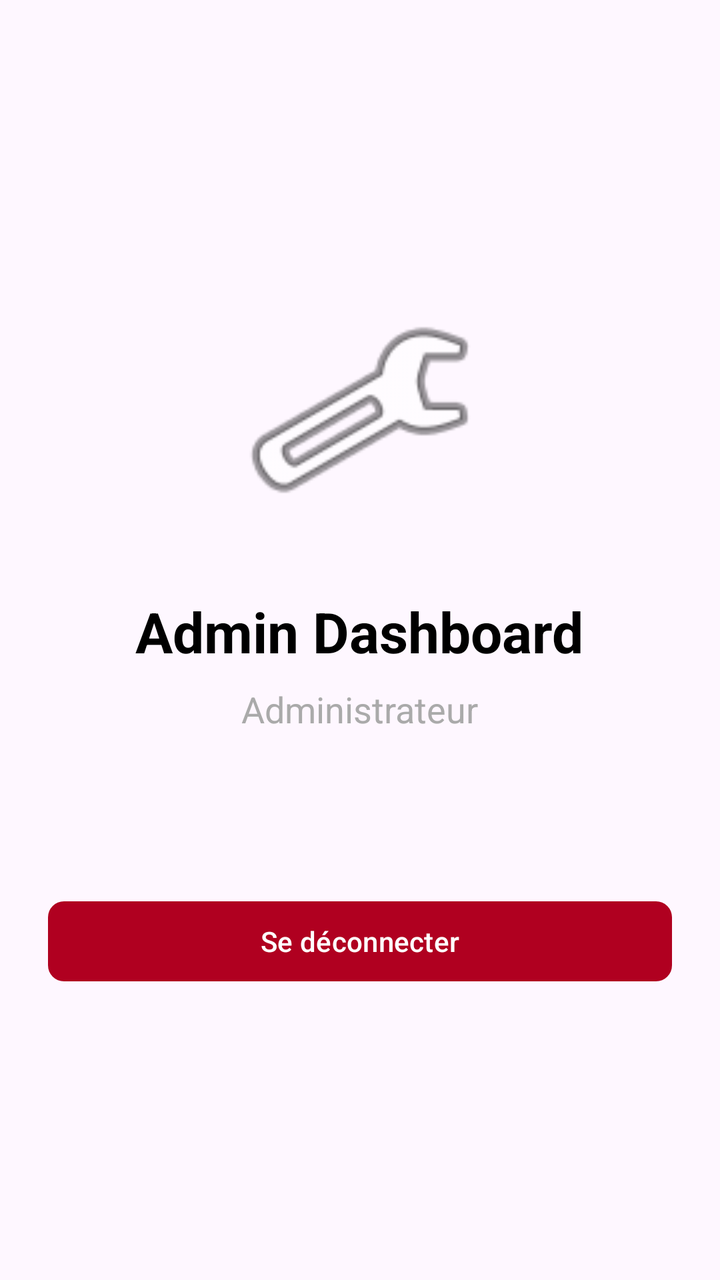
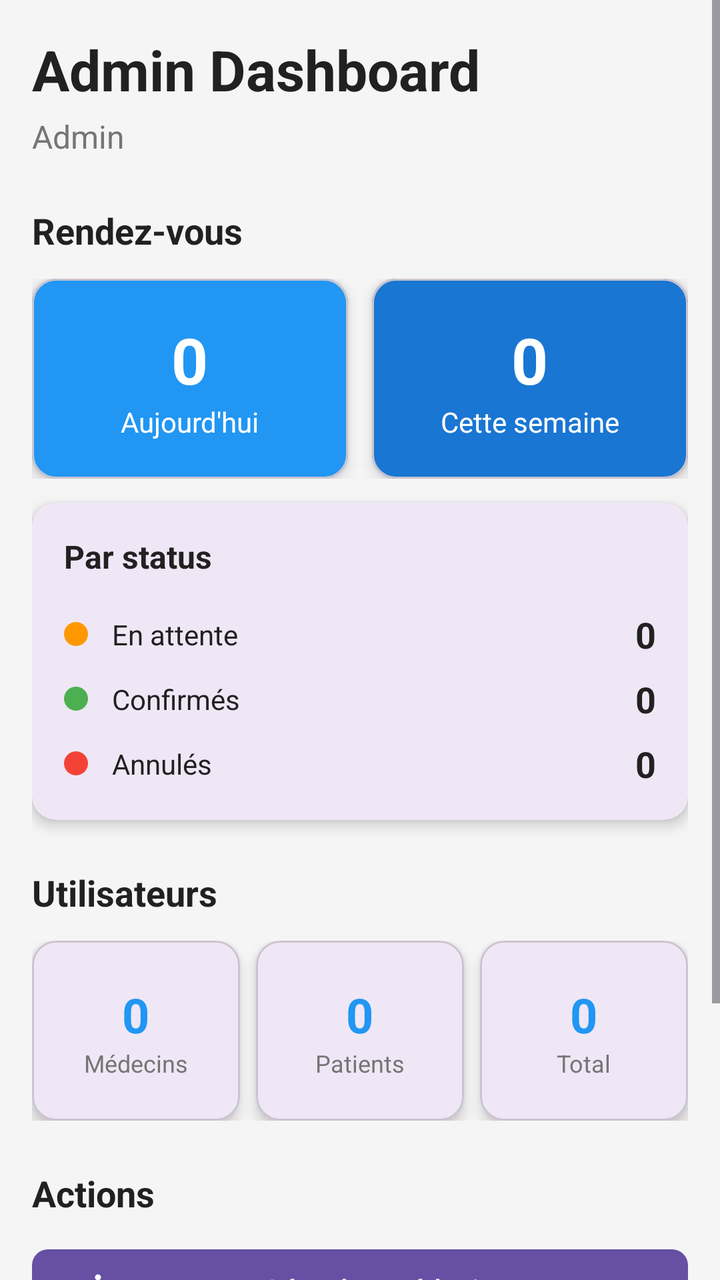

The first picture is an Android layout as it rendered before a commit; the second is the same layout after the commit. The layout source and the unified diff follow.
<!-- AndroidManifest.xml: application theme Theme.CabinetMedical -->
<!-- res/layout/activity_dashboard_admin.xml -->
<?xml version="1.0" encoding="utf-8"?>
<LinearLayout xmlns:android="http://schemas.android.com/apk/res/android"
    xmlns:app="http://schemas.android.com/apk/res-auto"
    android:layout_width="match_parent"
    android:layout_height="match_parent"
    android:orientation="vertical"
    android:padding="24dp"
    android:gravity="center">

    
    <ImageView
        android:layout_width="120dp"
        android:layout_height="120dp"
        android:src="@android:drawable/ic_menu_manage"
        android:layout_marginBottom="32dp"
        android:contentDescription="Admin icon" />

    
    <TextView
        android:id="@+id/welcome_message"
        android:layout_width="wrap_content"
        android:layout_height="wrap_content"
        android:text="Admin Dashboard"
        android:textSize="28sp"
        android:textStyle="bold"
        android:textColor="@color/black"
        android:layout_marginBottom="8dp"
        android:gravity="center" />

    
    <TextView
        android:id="@+id/admin_name"
        android:layout_width="wrap_content"
        android:layout_height="wrap_content"
        android:text="Administrateur"
        android:textSize="18sp"
        android:textColor="@android:color/darker_gray"
        android:layout_marginBottom="48dp" />

    
    

    
    <com.google.android.material.button.MaterialButton
        android:id="@+id/logout_button"
        android:layout_width="match_parent"
        android:layout_height="wrap_content"
        android:text="Se déconnecter"
        android:textColor="@color/white"
        app:backgroundTint="@color/design_default_color_error"
        app:cornerRadius="8dp"
        android:layout_marginTop="32dp" />

</LinearLayout>
<!-- resources referenced by this layout -->
<resources>
  <color name="black">#FF000000</color>
  <color name="white">#FFFFFFFF</color>
  <style name="Theme.CabinetMedical" parent="Base.Theme.CabinetMedical" />
  <style name="Base.Theme.CabinetMedical" parent="Theme.Material3.DayNight.NoActionBar">
          
          
      </style>
</resources>

<!-- the commit's change to res/layout/activity_dashboard_admin.xml (unified diff, before → after) -->
@@ -1,54 +1,433 @@
 <?xml version="1.0" encoding="utf-8"?>
-<LinearLayout xmlns:android="http://schemas.android.com/apk/res/android"
+<ScrollView xmlns:android="http://schemas.android.com/apk/res/android"
     xmlns:app="http://schemas.android.com/apk/res-auto"
     android:layout_width="match_parent"
     android:layout_height="match_parent"
-    android:orientation="vertical"
-    android:padding="24dp"
-    android:gravity="center">
-
-    
-    <ImageView
-        android:layout_width="120dp"
-        android:layout_height="120dp"
-        android:src="@android:drawable/ic_menu_manage"
-        android:layout_marginBottom="32dp"
-        android:contentDescription="Admin icon" />
-
-    
-    <TextView
-        android:id="@+id/welcome_message"
-        android:layout_width="wrap_content"
-        android:layout_height="wrap_content"
-        android:text="Admin Dashboard"
-        android:textSize="28sp"
-        android:textStyle="bold"
-        android:textColor="@color/black"
-        android:layout_marginBottom="8dp"
-        android:gravity="center" />
-
-    
-    <TextView
-        android:id="@+id/admin_name"
-        android:layout_width="wrap_content"
-        android:layout_height="wrap_content"
-        android:text="Administrateur"
-        android:textSize="18sp"
-        android:textColor="@android:color/darker_gray"
-        android:layout_marginBottom="48dp" />
-
-    
-    
-
-    
-    <com.google.android.material.button.MaterialButton
-        android:id="@+id/logout_button"
+    android:background="#F5F5F5"
+    android:fillViewport="true">
+
+    <LinearLayout
         android:layout_width="match_parent"
         android:layout_height="wrap_content"
-        android:text="Se déconnecter"
-        android:textColor="@color/white"
-        app:backgroundTint="@color/design_default_color_error"
-        app:cornerRadius="8dp"
-        android:layout_marginTop="32dp" />
-
-</LinearLayout>
+        android:orientation="vertical"
+        android:padding="16dp">
+
+        
+        <TextView
+            android:id="@+id/welcome_message"
+            android:layout_width="wrap_content"
+            android:layout_height="wrap_content"
+            android:text="Admin Dashboard"
+            android:textSize="28sp"
+            android:textStyle="bold"
+            android:textColor="@color/text_primary"
+            android:layout_marginBottom="4dp" />
+
+        <TextView
+            android:id="@+id/admin_name"
+            android:layout_width="wrap_content"
+            android:layout_height="wrap_content"
+            android:text="Admin"
+            android:textSize="16sp"
+            android:textColor="@color/text_secondary"
+            android:layout_marginBottom="24dp" />
+
+        
+        <ProgressBar
+            android:id="@+id/progress_bar"
+            android:layout_width="wrap_content"
+            android:layout_height="wrap_content"
+            android:layout_gravity="center"
+            android:visibility="gone"
+            android:layout_margin="32dp" />
+
+        
+        <TextView
+            android:id="@+id/error_message"
+            android:layout_width="match_parent"
+            android:layout_height="wrap_content"
+            android:visibility="gone"
+            android:text="Erreur"
+            android:textColor="@color/error"
+            android:textSize="14sp"
+            android:padding="12dp"
+            android:background="@drawable/error_background"
+            android:layout_marginBottom="16dp" />
+
+        
+        <TextView
+            android:layout_width="wrap_content"
+            android:layout_height="wrap_content"
+            android:text="Rendez-vous"
+            android:textSize="18sp"
+            android:textStyle="bold"
+            android:textColor="@color/text_primary"
+            android:layout_marginBottom="12dp" />
+
+        
+        <LinearLayout
+            android:layout_width="match_parent"
+            android:layout_height="wrap_content"
+            android:orientation="horizontal"
+            android:layout_marginBottom="12dp">
+
+            
+            <com.google.android.material.card.MaterialCardView
+                android:layout_width="0dp"
+                android:layout_height="100dp"
+                android:layout_weight="1"
+                android:layout_marginEnd="6dp"
+                app:cardCornerRadius="12dp"
+                app:cardElevation="4dp"
+                app:cardBackgroundColor="#2196F3">
+
+                <LinearLayout
+                    android:layout_width="match_parent"
+                    android:layout_height="match_parent"
+                    android:orientation="vertical"
+                    android:padding="16dp"
+                    android:gravity="center">
+
+                    <TextView
+                        android:id="@+id/rdv_today_text"
+                        android:layout_width="wrap_content"
+                        android:layout_height="wrap_content"
+                        android:text="0"
+                        android:textSize="32sp"
+                        android:textStyle="bold"
+                        android:textColor="@color/white" />
+
+                    <TextView
+                        android:layout_width="wrap_content"
+                        android:layout_height="wrap_content"
+                        android:text="Aujourd'hui"
+                        android:textSize="14sp"
+                        android:textColor="@color/white" />
+                </LinearLayout>
+            </com.google.android.material.card.MaterialCardView>
+
+            
+            <com.google.android.material.card.MaterialCardView
+                android:layout_width="0dp"
+                android:layout_height="100dp"
+                android:layout_weight="1"
+                android:layout_marginStart="6dp"
+                app:cardCornerRadius="12dp"
+                app:cardElevation="4dp"
+                app:cardBackgroundColor="#1976D2">
+
+                <LinearLayout
+                    android:layout_width="match_parent"
+                    android:layout_height="match_parent"
+                    android:orientation="vertical"
+                    android:padding="16dp"
+                    android:gravity="center">
+
+                    <TextView
+                        android:id="@+id/rdv_week_text"
+                        android:layout_width="wrap_content"
+                        android:layout_height="wrap_content"
+                        android:text="0"
+                        android:textSize="32sp"
+                        android:textStyle="bold"
+                        android:textColor="@color/white" />
+
+                    <TextView
+                        android:layout_width="wrap_content"
+                        android:layout_height="wrap_content"
+                        android:text="Cette semaine"
+                        android:textSize="14sp"
+                        android:textColor="@color/white" />
+                </LinearLayout>
+            </com.google.android.material.card.MaterialCardView>
+        </LinearLayout>
+
+        
+        <com.google.android.material.card.MaterialCardView
+            android:layout_width="match_parent"
+            android:layout_height="wrap_content"
+            android:layout_marginBottom="24dp"
+            app:cardCornerRadius="12dp"
+            app:cardElevation="4dp"
+            app:strokeWidth="0dp">
+
+            <LinearLayout
+                android:layout_width="match_parent"
+                android:layout_height="wrap_content"
+                android:orientation="vertical"
+                android:padding="16dp">
+
+                <TextView
+                    android:layout_width="wrap_content"
+                    android:layout_height="wrap_content"
+                    android:text="Par status"
+                    android:textSize="16sp"
+                    android:textStyle="bold"
+                    android:textColor="@color/text_primary"
+                    android:layout_marginBottom="16dp" />
+
+                
+                <LinearLayout
+                    android:layout_width="match_parent"
+                    android:layout_height="wrap_content"
+                    android:orientation="horizontal"
+                    android:gravity="center_vertical"
+                    android:layout_marginBottom="8dp">
+
+                    <View
+                        android:layout_width="12dp"
+                        android:layout_height="12dp"
+                        android:background="@drawable/status_badge_background"
+                        android:backgroundTint="@color/status_pending"
+                        android:layout_marginEnd="12dp" />
+
+                    <TextView
+                        android:layout_width="0dp"
+                        android:layout_height="wrap_content"
+                        android:layout_weight="1"
+                        android:text="En attente"
+                        android:textSize="14sp"
+                        android:textColor="@color/text_primary" />
+
+                    <TextView
+                        android:id="@+id/rdv_pending_text"
+                        android:layout_width="wrap_content"
+                        android:layout_height="wrap_content"
+                        android:text="0"
+                        android:textSize="18sp"
+                        android:textStyle="bold"
+                        android:textColor="@color/text_primary" />
+                </LinearLayout>
+
+                
+                <LinearLayout
+                    android:layout_width="match_parent"
+                    android:layout_height="wrap_content"
+                    android:orientation="horizontal"
+                    android:gravity="center_vertical"
+                    android:layout_marginBottom="8dp">
+
+                    <View
+                        android:layout_width="12dp"
+                        android:layout_height="12dp"
+                        android:background="@drawable/status_badge_background"
+                        android:backgroundTint="@color/status_confirmed"
+                        android:layout_marginEnd="12dp" />
+
+                    <TextView
+                        android:layout_width="0dp"
+                        android:layout_height="wrap_content"
+                        android:layout_weight="1"
+                        android:text="Confirmés"
+                        android:textSize="14sp"
+                        android:textColor="@color/text_primary" />
+
+                    <TextView
+                        android:id="@+id/rdv_confirmed_text"
+                        android:layout_width="wrap_content"
+                        android:layout_height="wrap_content"
+                        android:text="0"
+                        android:textSize="18sp"
+                        android:textStyle="bold"
+                        android:textColor="@color/text_primary" />
+                </LinearLayout>
+
+                
+                <LinearLayout
+                    android:layout_width="match_parent"
+                    android:layout_height="wrap_content"
+                    android:orientation="horizontal"
+                    android:gravity="center_vertical">
+
+                    <View
+                        android:layout_width="12dp"
+                        android:layout_height="12dp"
+                        android:background="@drawable/status_badge_background"
+                        android:backgroundTint="@color/status_cancelled"
+                        android:layout_marginEnd="12dp" />
+
+                    <TextView
+                        android:layout_width="0dp"
+                        android:layout_height="wrap_content"
+                        android:layout_weight="1"
+                        android:text="Annulés"
+                        android:textSize="14sp"
+                        android:textColor="@color/text_primary" />
+
+                    <TextView
+                        android:id="@+id/rdv_cancelled_text"
+                        android:layout_width="wrap_content"
+                        android:layout_height="wrap_content"
+                        android:text="0"
+                        android:textSize="18sp"
+                        android:textStyle="bold"
+                        android:textColor="@color/text_primary" />
+                </LinearLayout>
+            </LinearLayout>
+        </com.google.android.material.card.MaterialCardView>
+
+        
+        <TextView
+            android:layout_width="wrap_content"
+            android:layout_height="wrap_content"
+            android:text="Utilisateurs"
+            android:textSize="18sp"
+            android:textStyle="bold"
+            android:textColor="@color/text_primary"
+            android:layout_marginBottom="12dp" />
+
+        
+        <LinearLayout
+            android:layout_width="match_parent"
+            android:layout_height="wrap_content"
+            android:orientation="horizontal"
+            android:layout_marginBottom="24dp">
+
+            
+            <com.google.android.material.card.MaterialCardView
+                android:layout_width="0dp"
+                android:layout_height="90dp"
+                android:layout_weight="1"
+                android:layout_marginEnd="4dp"
+                app:cardCornerRadius="12dp"
+                app:cardElevation="4dp">
+
+                <LinearLayout
+                    android:layout_width="match_parent"
+                    android:layout_height="match_parent"
+                    android:orientation="vertical"
+                    android:padding="12dp"
+                    android:gravity="center">
+
+                    <TextView
+                        android:id="@+id/doctors_count_text"
+                        android:layout_width="wrap_content"
+                        android:layout_height="wrap_content"
+                        android:text="0"
+                        android:textSize="24sp"
+                        android:textStyle="bold"
+                        android:textColor="@color/primary" />
+
+                    <TextView
+                        android:layout_width="wrap_content"
+                        android:layout_height="wrap_content"
+                        android:text="Médecins"
+                        android:textSize="12sp"
+                        android:textColor="@color/text_secondary" />
+                </LinearLayout>
+            </com.google.android.material.card.MaterialCardView>
+
+            
+            <com.google.android.material.card.MaterialCardView
+                android:layout_width="0dp"
+                android:layout_height="90dp"
+                android:layout_weight="1"
+                android:layout_marginStart="4dp"
+                android:layout_marginEnd="4dp"
+                app:cardCornerRadius="12dp"
+                app:cardElevation="4dp">
+
+                <LinearLayout
+                    android:layout_width="match_parent"
+                    android:layout_height="match_parent"
+                    android:orientation="vertical"
+                    android:padding="12dp"
+                    android:gravity="center">
+
+                    <TextView
+                        android:id="@+id/patients_count_text"
+                        android:layout_width="wrap_content"
+                        android:layout_height="wrap_content"
+                        android:text="0"
+                        android:textSize="24sp"
+                        android:textStyle="bold"
+                        android:textColor="@color/primary" />
+
+                    <TextView
+                        android:layout_width="wrap_content"
+                        android:layout_height="wrap_content"
+                        android:text="Patients"
+                        android:textSize="12sp"
+                        android:textColor="@color/text_secondary" />
+                </LinearLayout>
+            </com.google.android.material.card.MaterialCardView>
+
+            
+            <com.google.android.material.card.MaterialCardView
+                android:layout_width="0dp"
+                android:layout_height="90dp"
+                android:layout_weight="1"
+                android:layout_marginStart="4dp"
+                app:cardCornerRadius="12dp"
+                app:cardElevation="4dp">
+
+                <LinearLayout
+                    android:layout_width="match_parent"
+                    android:layout_height="match_parent"
+                    android:orientation="vertical"
+                    android:padding="12dp"
+                    android:gravity="center">
+
+                    <TextView
+                        android:id="@+id/users_count_text"
+                        android:layout_width="wrap_content"
+                        android:layout_height="wrap_content"
+                        android:text="0"
+                        android:textSize="24sp"
+                        android:textStyle="bold"
+                        android:textColor="@color/primary" />
+
+                    <TextView
+                        android:layout_width="wrap_content"
+                        android:layout_height="wrap_content"
+                        android:text="Total"
+                        android:textSize="12sp"
+                        android:textColor="@color/text_secondary" />
+                </LinearLayout>
+            </com.google.android.material.card.MaterialCardView>
+        </LinearLayout>
+
+        
+        <TextView
+            android:layout_width="wrap_content"
+            android:layout_height="wrap_content"
+            android:text="Actions"
+            android:textSize="18sp"
+            android:textStyle="bold"
+            android:textColor="@color/text_primary"
+            android:layout_marginBottom="12dp" />
+
+        
+        <com.google.android.material.button.MaterialButton
+            android:id="@+id/button_manage_doctors"
+            android:layout_width="match_parent"
+            android:layout_height="wrap_content"
+            android:text="Gérer les médecins"
+            android:textColor="@color/white"
+            app:icon="@drawable/ic_doctor"
+            app:cornerRadius="8dp"
+            android:layout_marginBottom="12dp" />
+
+        
+        <com.google.android.material.button.MaterialButton
+            android:id="@+id/button_manage_appointments"
+            android:layout_width="match_parent"
+            android:layout_height="wrap_content"
+            android:text="Voir tous les rendez-vous"
+            android:textColor="@color/white"
+            app:icon="@drawable/ic_calendar"
+            app:cornerRadius="8dp"
+            android:layout_marginBottom="24dp" />
+
+        
+        <com.google.android.material.button.MaterialButton
+            android:id="@+id/logout_button"
+            android:layout_width="match_parent"
+            android:layout_height="wrap_content"
+            android:text="Se déconnecter"
+            android:textColor="@color/white"
+            app:backgroundTint="@color/design_default_color_error"
+            app:cornerRadius="8dp" />
+
+    </LinearLayout>
+</ScrollView>
<!-- resource entries referenced after the edit -->
@@ -1,7 +1,52 @@
 <!-- resources referenced by this layout -->
 <resources>
-  <color name="black">#FF000000</color>
+  <color name="error">#F44336</color>
+  <color name="primary">#2196F3</color>
+  <color name="status_cancelled">#F44336</color>
+  <color name="status_confirmed">#4CAF50</color>
+  <color name="status_pending">#FF9800</color>
+  <color name="text_primary">#212121</color>
+  <color name="text_secondary">#757575</color>
   <color name="white">#FFFFFFFF</color>
+  <!-- drawable error_background (drawable) -->
+  <?xml version="1.0" encoding="utf-8"?>
+  <shape xmlns:android="http://schemas.android.com/apk/res/android"
+      android:shape="rectangle">
+      <solid android:color="#FFEBEE" />
+      <corners android:radius="8dp" />
+      <stroke
+          android:width="1dp"
+          android:color="#F44336" />
+  </shape>
+  <!-- drawable ic_calendar (drawable) -->
+  <?xml version="1.0" encoding="utf-8"?>
+  <vector xmlns:android="http://schemas.android.com/apk/res/android"
+      android:width="24dp"
+      android:height="24dp"
+      android:viewportWidth="24"
+      android:viewportHeight="24">
+      <path
+          android:fillColor="#FF000000"
+          android:pathData="M19,4H18V2H16V4H8V2H6V4H5C3.9,4 3,4.9 3,6V20C3,21.1 3.9,22 5,22H19C20.1,22 21,21.1 21,20V6C21,4.9 20.1,4 19,4ZM19,20H5V10H19V20ZM19,8H5V6H19V8ZM7,12H12V17H7V12Z" />
+  </vector>
+  <!-- drawable ic_doctor (drawable) -->
+  <?xml version="1.0" encoding="utf-8"?>
+  <vector xmlns:android="http://schemas.android.com/apk/res/android"
+      android:width="24dp"
+      android:height="24dp"
+      android:viewportWidth="24"
+      android:viewportHeight="24">
+      <path
+          android:fillColor="#FF000000"
+          android:pathData="M12,2C10.9,2 10,2.9 10,4C10,5.1 10.9,6 12,6C13.1,6 14,5.1 14,4C14,2.9 13.1,2 12,2ZM21,9H15V22H13V16H11V22H9V9H3V7H21V9Z" />
+  </vector>
+  <!-- drawable status_badge_background (drawable) -->
+  <?xml version="1.0" encoding="utf-8"?>
+  <shape xmlns:android="http://schemas.android.com/apk/res/android"
+      android:shape="rectangle">
+      <solid android:color="#F5F5F5" />
+      <corners android:radius="12dp" />
+  </shape>
   <style name="Theme.CabinetMedical" parent="Base.Theme.CabinetMedical" />
   <style name="Base.Theme.CabinetMedical" parent="Theme.Material3.DayNight.NoActionBar">
           
